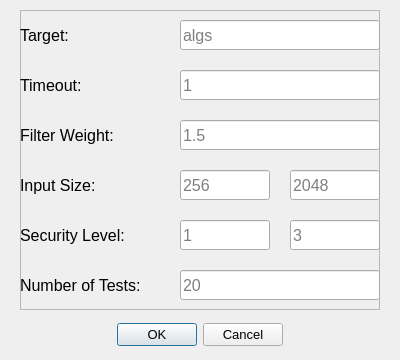
CarrascoII/thesis-research, file tools/ui/profile.ui: the form before one commit.
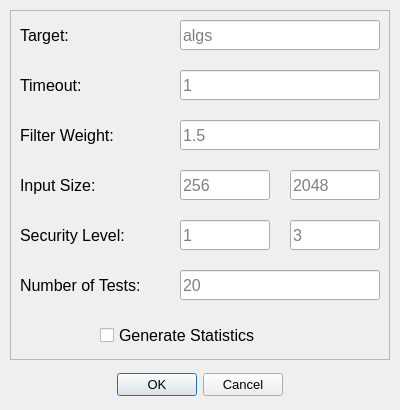
The form after the commit.

What changed in the file:
```diff
--- a/tools/ui/profile.ui
+++ b/tools/ui/profile.ui
@@ -7,7 +7,7 @@
     <x>0</x>
     <y>0</y>
     <width>400</width>
-    <height>360</height>
+    <height>410</height>
    </rect>
   </property>
   <property name="windowTitle">
@@ -17,7 +17,7 @@
    <property name="geometry">
     <rect>
      <x>50</x>
-     <y>310</y>
+     <y>360</y>
      <width>300</width>
      <height>50</height>
     </rect>
@@ -37,10 +37,10 @@
   <widget class="QFrame" name="frame">
    <property name="geometry">
     <rect>
-     <x>20</x>
+     <x>10</x>
      <y>10</y>
-     <width>360</width>
-     <height>300</height>
+     <width>380</width>
+     <height>350</height>
     </rect>
    </property>
    <property name="font">
@@ -60,7 +60,7 @@
    <widget class="QLabel" name="target">
     <property name="geometry">
      <rect>
-      <x>0</x>
+      <x>10</x>
       <y>10</y>
       <width>160</width>
       <height>30</height>
@@ -78,7 +78,7 @@
    <widget class="QLabel" name="timeout">
     <property name="geometry">
      <rect>
-      <x>0</x>
+      <x>10</x>
       <y>60</y>
       <width>160</width>
       <height>30</height>
@@ -96,7 +96,7 @@
    <widget class="QLineEdit" name="lineTarget">
     <property name="geometry">
      <rect>
-      <x>160</x>
+      <x>170</x>
       <y>10</y>
       <width>200</width>
       <height>30</height>
@@ -112,7 +112,7 @@
    <widget class="QLineEdit" name="lineTimeout">
     <property name="geometry">
      <rect>
-      <x>160</x>
+      <x>170</x>
       <y>60</y>
       <width>200</width>
       <height>30</height>
@@ -131,7 +131,7 @@
    <widget class="QLineEdit" name="lineFilter">
     <property name="geometry">
      <rect>
-      <x>160</x>
+      <x>170</x>
       <y>110</y>
       <width>200</width>
       <height>30</height>
@@ -150,7 +150,7 @@
    <widget class="QLabel" name="filter">
     <property name="geometry">
      <rect>
-      <x>0</x>
+      <x>10</x>
       <y>110</y>
       <width>160</width>
       <height>30</height>
@@ -168,7 +168,7 @@
    <widget class="QLabel" name="size">
     <property name="geometry">
      <rect>
-      <x>0</x>
+      <x>10</x>
       <y>160</y>
       <width>160</width>
       <height>30</height>
@@ -186,7 +186,7 @@
    <widget class="QLineEdit" name="lineMinSize">
     <property name="geometry">
      <rect>
-      <x>160</x>
+      <x>170</x>
       <y>160</y>
       <width>90</width>
       <height>30</height>
@@ -205,7 +205,7 @@
    <widget class="QLineEdit" name="lineMaxSize">
     <property name="geometry">
      <rect>
-      <x>270</x>
+      <x>280</x>
       <y>160</y>
       <width>90</width>
       <height>30</height>
@@ -224,7 +224,7 @@
    <widget class="QLabel" name="level">
     <property name="geometry">
      <rect>
-      <x>0</x>
+      <x>10</x>
       <y>210</y>
       <width>160</width>
       <height>30</height>
@@ -242,7 +242,7 @@
    <widget class="QLineEdit" name="lineMaxLvl">
     <property name="geometry">
      <rect>
-      <x>270</x>
+      <x>280</x>
       <y>210</y>
       <width>90</width>
       <height>30</height>
@@ -261,7 +261,7 @@
    <widget class="QLineEdit" name="lineMinLvl">
     <property name="geometry">
      <rect>
-      <x>160</x>
+      <x>170</x>
       <y>210</y>
       <width>90</width>
       <height>30</height>
@@ -280,7 +280,7 @@
    <widget class="QLineEdit" name="lineTests">
     <property name="geometry">
      <rect>
-      <x>160</x>
+      <x>170</x>
       <y>260</y>
       <width>200</width>
       <height>30</height>
@@ -299,7 +299,7 @@
    <widget class="QLabel" name="tests">
     <property name="geometry">
      <rect>
-      <x>0</x>
+      <x>10</x>
       <y>260</y>
       <width>160</width>
       <height>30</height>
@@ -314,6 +314,19 @@
      <string>Number of Tests:</string>
     </property>
    </widget>
+   <widget class="QCheckBox" name="checkBox">
+    <property name="geometry">
+     <rect>
+      <x>90</x>
+      <y>310</y>
+      <width>200</width>
+      <height>30</height>
+     </rect>
+    </property>
+    <property name="text">
+     <string>Generate Statistics</string>
+    </property>
+   </widget>
   </widget>
  </widget>
  <resources/>
```
